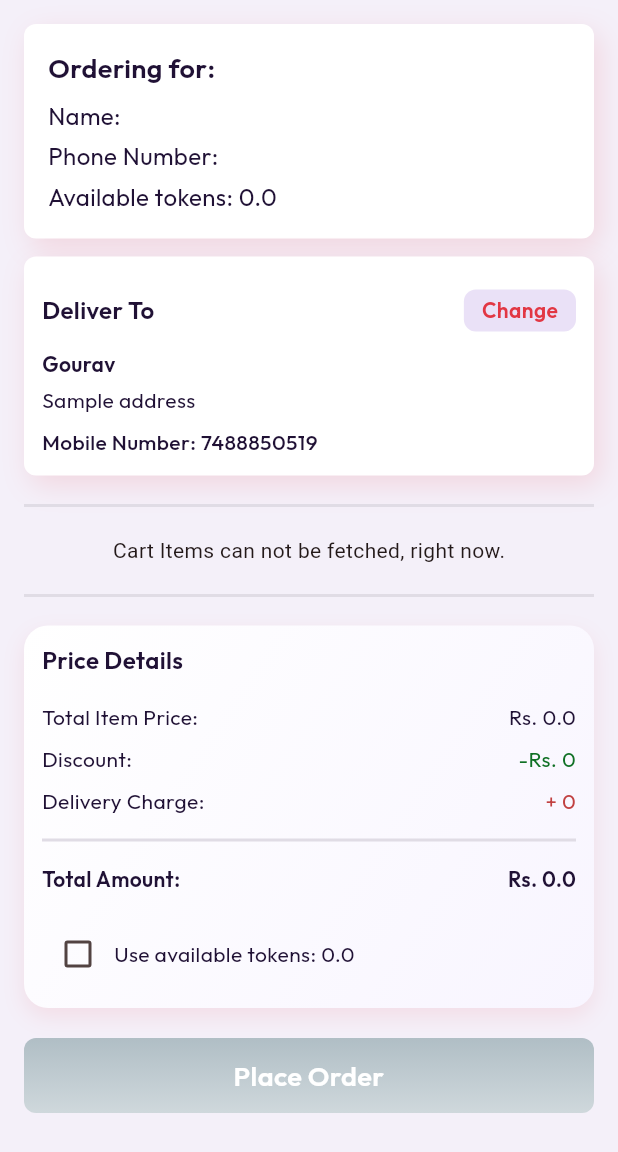
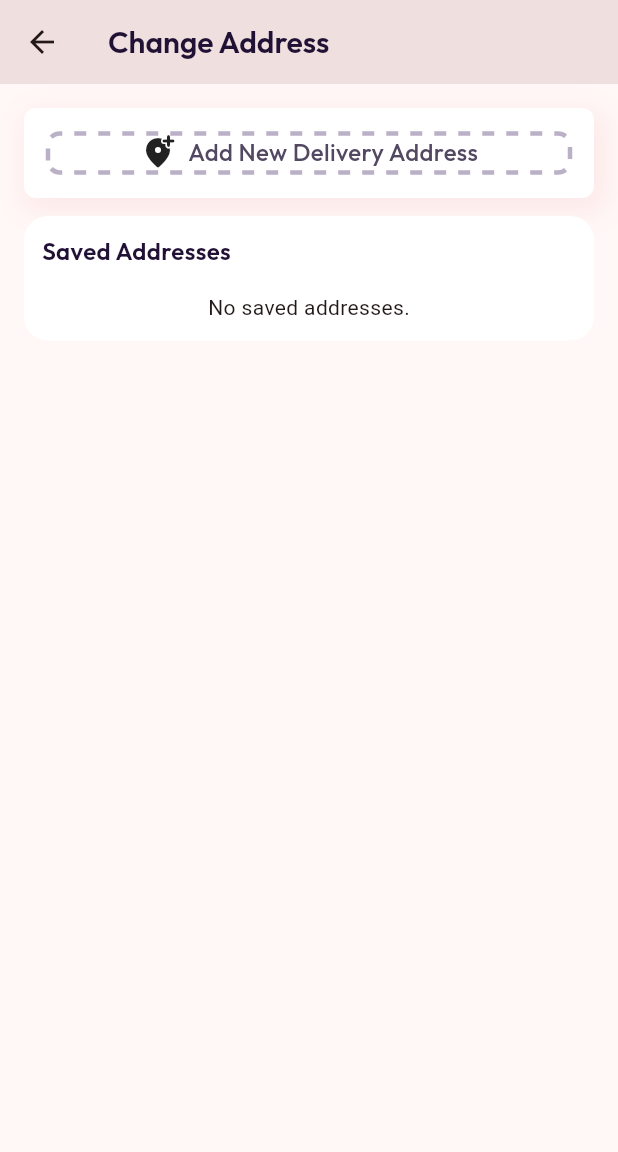
Before and after one commit to Gourav0029/The-Shawarma-Hub, a Flutter app: the Cart screen opened directly, after a tap on "Change", on a phone screen of 412 x 824 dp. Shown: the top 1152 px of the screen. Run offline on Flutter 3.47's test engine with Material 3 defaults, Android fonts, the phone set to English and light mode, and no system bars; drawn by our look-alikes of dotted_border; our stand-ins replace animated_splash_screen, badges, flutter_dotenv, geocoding, geolocator, get and 6 more; accounts and stored records are empty; statements that could not run were skipped.

Commit message:
change address page added and implemented in the cart

```diff
--- a/lib/main_app/cart.dart
+++ b/lib/main_app/cart.dart
@@ -9,6 +9,7 @@ import 'package:the_shawarma_hub/controller/cart_controller.dart';
 import 'package:the_shawarma_hub/helper/cart_db_helper.dart';
 import 'package:the_shawarma_hub/main_app/order_completion.dart';
 import 'package:the_shawarma_hub/model/cart_items_model.dart';
+import 'package:the_shawarma_hub/sidebar/change_address.dart';
 
 class Cart extends StatefulWidget {
   const Cart({super.key});
@@ -30,11 +31,24 @@ class _CartState extends State<Cart> {
   double totalPrice = 0.0;
   bool useTokens = false;
 
+  Map<String, dynamic>? _selectedAddress;
+
+  // Load the selected address from storage
+  void _loadSelectedAddress() {
+    var selectedAddress = storage.read('selectedAddress');
+
+    log(selectedAddress.toString());
+    setState(() {
+      _selectedAddress = selectedAddress;
+    });
+  }
+
   @override
   void initState() {
     super.initState();
     fetchCartItems();
     loadDetails();
+    _loadSelectedAddress();
   }
 
   void loadDetails() {
@@ -98,8 +112,33 @@ class _CartState extends State<Cart> {
     }
   }
 
+  // Function to show the popup
+  void _showDeliveryChargeInfo(BuildContext context) {
+    showDialog(
+      context: context,
+      builder: (BuildContext context) {
+        return AlertDialog(
+          title: const Text('Delivery Charges Information'),
+          content: const Text(
+            'Delivery charges will be applicable if the order is placed outside of the 3km radius of the store.',
+            style: TextStyle(fontSize: 14),
+          ),
+          actions: <Widget>[
+            TextButton(
+              onPressed: () {
+                Navigator.of(context).pop(); // Close the dialog
+              },
+              child: const Text('Close'),
+            ),
+          ],
+        );
+      },
+    );
+  }
+
   @override
   Widget build(BuildContext context) {
+    //final selectedAddress = storage.read('selectedAddress');
     double screenWidth = MediaQuery.of(context).size.width;
     //double screenHeight = MediaQuery.of(context).size.height;
     return Scaffold(
@@ -202,21 +241,10 @@ class _CartState extends State<Cart> {
                               const Spacer(),
                               InkWell(
                                 onTap: () async {
-                                  // Get.to(() => const ChangeAddress());
-                                  // Navigate to the change address page and await the result
-                                  // final newIndex = await Get.to<int>(
-                                  //     () => const ChangeAddress());
-                                  // if (newIndex != null &&
-                                  //     newIndex != selectedAddressIndex) {
-                                  //   // Update selected address index and trigger UI refresh
-                                  //   setState(() {
-                                  //     selectedAddressIndex = newIndex;
-                                  //     storage.write('selectedAddressIndex',
-                                  //         selectedAddressIndex);
-                                  //     refreshDeliveryAddress();
-                                  //   });
-                                  //   setState(() {});
-                                  // }
+                                  // Navigate to ChangeAddressPage
+                                  await Get.to(() => const ChangeAddressPage());
+                                  // After returning from ChangeAddressPage, reload the address
+                                  _loadSelectedAddress();
                                 },
                                 child: Container(
                                   padding:
@@ -239,7 +267,7 @@ class _CartState extends State<Cart> {
                           ),
                           const SizedBox(height: 12),
                           Text(
-                            'Gourav',
+                            _selectedAddress?['fullName'] ?? 'N/A',
                             style: GoogleFonts.outfit(
                               fontSize: 14,
                               color: const Color(0xFF201135),
@@ -248,7 +276,7 @@ class _CartState extends State<Cart> {
                           ),
                           const SizedBox(height: 4),
                           Text(
-                            'Sample address',
+                            '${_selectedAddress?['addressLine1']}, ${_selectedAddress?['addressLine2']}, ${_selectedAddress?['landmark'] ?? ''}, ${_selectedAddress?['city']} - ${_selectedAddress?['pincode']}',
                             style: GoogleFonts.outfit(
                               fontSize: 14,
                               color: const Color(0xFF201135),
@@ -257,7 +285,7 @@ class _CartState extends State<Cart> {
                           ),
                           const SizedBox(height: 8),
                           Text(
-                            'Mobile Number: 7488850519',
+                            _selectedAddress?['mobileNumber'] ?? 'N/A',
                             style: GoogleFonts.outfit(
                               fontSize: 14,
                               color: const Color(0xFF201135),
@@ -650,7 +678,7 @@ class _CartState extends State<Cart> {
                     const SizedBox(height: 8),
                     Row(
                       mainAxisAlignment: MainAxisAlignment.start,
-                      crossAxisAlignment: CrossAxisAlignment.start,
+                      crossAxisAlignment: CrossAxisAlignment.center,
                       children: [
                         Text(
                           'Delivery Charge:',
@@ -659,6 +687,18 @@ class _CartState extends State<Cart> {
                             color: const Color(0xFF201135),
                             fontWeight: FontWeight.w400,
                           ),
+                        ),
+                        IconButton(
+                          icon: const Icon(
+                            Icons.info_outline,
+                            //size: 14,
+                            color: Color(
+                                0xFFC14141), // Optional: Set the color of the icon
+                          ),
+                          onPressed: () {
+                            // Show the popup with the message
+                            _showDeliveryChargeInfo(context);
+                          },
                         ),
                         const Spacer(),
                         Text(
--- /dev/null
+++ b/lib/sidebar/change_address.dart
@@ -0,0 +1,260 @@
+import 'package:dotted_border/dotted_border.dart';
+import 'package:flutter/material.dart';
+import 'package:get/get.dart';
+import 'package:get_storage/get_storage.dart';
+import 'package:google_fonts/google_fonts.dart';
+import 'package:the_shawarma_hub/helper/address_db_helper.dart';
+import 'package:the_shawarma_hub/sidebar/add_address.dart';
+
+class ChangeAddressPage extends StatefulWidget {
+  const ChangeAddressPage({Key? key}) : super(key: key);
+
+  @override
+  ChangeAddressPageState createState() => ChangeAddressPageState();
+}
+
+class ChangeAddressPageState extends State<ChangeAddressPage> {
+  final storage = GetStorage();
+  List<Map<String, dynamic>> _addressList = [];
+  int? _selectedAddressId; // Tracks the selected address ID
+
+  @override
+  void initState() {
+    super.initState();
+    _loadAddresses();
+  }
+
+  Future<void> _loadAddresses() async {
+    String userId = storage.read('userId');
+    final addresses = await AddressDatabaseHelper().fetchAddresses(userId);
+    setState(() {
+      _addressList = addresses;
+      // Preselect the address if stored in GetStorage
+      _selectedAddressId = storage.read('selectedAddressId');
+    });
+  }
+
+  void _selectAddress(Map<String, dynamic> address) {
+    setState(() {
+      _selectedAddressId = address['id'];
+    });
+    // Save the selected address in local storage
+    storage.write('selectedAddress', address);
+    storage.write('selectedAddressId', address['id']);
+    Get.back(); // Navigate back to cart
+  }
+
+  // Get the icon based on address type (Home, Work, Others)
+  Map<String, IconData> iconPaths = {
+    'Home': Icons.home,
+    'Work': Icons.work_rounded,
+    'Others': Icons.add_to_photos_outlined,
+  };
+
+  @override
+  Widget build(BuildContext context) {
+    double screenWidth = MediaQuery.of(context).size.width;
+
+    return Scaffold(
+        appBar: AppBar(
+          elevation: 24,
+          title: Text(
+            'Change Address',
+            style: GoogleFonts.outfit(
+              fontSize: 20,
+              color: const Color(0xFF201135),
+              fontWeight: FontWeight.w600,
+            ),
+          ),
+        ),
+        body: SingleChildScrollView(
+          child: Padding(
+            padding: const EdgeInsets.all(16),
+            child: Column(
+              crossAxisAlignment: CrossAxisAlignment.start,
+              children: [
+                Container(
+                  width: screenWidth,
+                  padding: const EdgeInsets.all(12.0),
+                  decoration: BoxDecoration(
+                    color: Colors.white,
+                    borderRadius: BorderRadius.circular(8.0),
+                    boxShadow: [
+                      BoxShadow(
+                        color: const Color(0xFFE23744).withOpacity(0.08),
+                        spreadRadius: 4.0,
+                        blurRadius: 16.0,
+                        offset: const Offset(4, 6),
+                      ),
+                    ],
+                  ),
+                  child: Column(
+                    children: [
+                      InkWell(
+                        onTap: () async {
+                          final bool? result =
+                              await Get.to(() => const AddDeliveryAddress());
+                          if (result == true) {
+                            //_refreshDeliveryAddress(); // Refresh after adding a new address.
+                          }
+                        },
+                        child: DottedBorder(
+                          borderType: BorderType.RRect,
+                          borderPadding: const EdgeInsets.symmetric(
+                              vertical: 5.0, horizontal: 4.0),
+                          strokeWidth: 3,
+                          color: const Color(0xFFBAB1C7),
+                          dashPattern: const [8, 8, 8, 8],
+                          radius: const Radius.circular(8),
+                          padding: const EdgeInsets.all(6),
+                          child: ClipRRect(
+                            child: Row(
+                              mainAxisAlignment: MainAxisAlignment.center,
+                              children: [
+                                const Icon(
+                                  Icons.add_location_alt_rounded,
+                                ),
+                                const SizedBox(width: 8),
+                                Text(
+                                  'Add New Delivery Address',
+                                  style: GoogleFonts.outfit(
+                                    fontSize: 16,
+                                    color: const Color(0xFF524862),
+                                    fontWeight: FontWeight.w500,
+                                  ),
+                                ),
+                              ],
+                            ),
+                          ),
+                        ),
+                      ),
+                    ],
+                  ),
+                ),
+                const SizedBox(height: 12),
+                Container(
+                  width: screenWidth,
+                  padding: const EdgeInsets.all(12.0),
+                  decoration: BoxDecoration(
+                    color: Colors.white,
+                    borderRadius: BorderRadius.circular(16.0),
+                  ),
+                  child: Column(
+                    crossAxisAlignment: CrossAxisAlignment.start,
+                    children: [
+                      Text(
+                        'Saved Addresses',
+                        style: GoogleFonts.outfit(
+                          fontSize: 16,
+                          color: const Color(0xFF201135),
+                          fontWeight: FontWeight.w600,
+                        ),
+                      ),
+                      const SizedBox(height: 16),
+                      _addressList.isEmpty
+                          ? const Center(child: Text("No saved addresses."))
+                          : ListView.builder(
+                              itemCount: _addressList.length,
+                              shrinkWrap: true,
+                              physics: const NeverScrollableScrollPhysics(),
+                              itemBuilder: (context, index) {
+                                final address = _addressList[index];
+                                return Padding(
+                                  padding:
+                                      const EdgeInsets.fromLTRB(0, 12, 0, 12),
+                                  child: Container(
+                                    width: screenWidth,
+                                    decoration: BoxDecoration(
+                                      color: Colors.white,
+                                      borderRadius: BorderRadius.circular(12.0),
+                                      border: Border.all(
+                                        color: const Color(0xFFE0DCE5),
+                                        width: 1.0,
+                                      ),
+                                    ),
+                                    child: Column(
+                                      crossAxisAlignment:
+                                          CrossAxisAlignment.start,
+                                      children: [
+                                        SizedBox(
+                                          height: 24.0,
+                                          child: Row(
+                                            mainAxisAlignment:
+                                                MainAxisAlignment.spaceBetween,
+                                            children: [
+                                              Container(
+                                                height: 24.0,
+                                                padding:
+                                                    const EdgeInsets.fromLTRB(
+                                                        8.0, 4.0, 8.0, 4.0),
+                                                decoration: const BoxDecoration(
+                                                  color: Color(0xFFE23744),
+                                                  borderRadius:
+                                                      BorderRadius.only(
+                                                    topLeft:
+                                                        Radius.circular(12.0),
+                                                    bottomRight:
+                                                        Radius.circular(12.0),
+                                                  ),
+                                                ),
+                                                child: Row(
+                                                  children: [
+                                                    Icon(
+                                                      iconPaths[address[
+                                                              'addressType']] ??
+                                                          Icons.error,
+                                                      size: 18,
+                                                      color: const Color(
+                                                          0xFFFFFFFF),
+                                                    ),
+                                                    const SizedBox(width: 4),
+                                                    Text(
+                                                      address['addressType'] ??
+                                                          'Home',
+                                                      style: GoogleFonts.outfit(
+                                                        fontSize: 14,
+                                                        color: const Color(
+                                                            0xFFFFFFFF),
+                                                        fontWeight:
+                                                            FontWeight.w600,
+                                                      ),
+                                                    ),
+                                                  ],
+                                                ),
+                                              ),
+                                              Radio<int>(
+                                                value: address['id'],
+                                                groupValue: _selectedAddressId,
+                                                onChanged: (value) =>
+                                                    _selectAddress(address),
+                                              ),
+                                            ],
+                                          ),
+                                        ),
+                                        const SizedBox(height: 12),
+                                        Padding(
+                                          padding: const EdgeInsets.all(8.0),
+                                          child: Text(
+                                            '${address['fullName']}, ${address['addressLine1']}',
+                                            style: GoogleFonts.outfit(
+                                              fontSize: 12,
+                                              color: const Color(0xFF201135),
+                                              fontWeight: FontWeight.w500,
+                                            ),
+                                          ),
+                                        ),
+                                      ],
+                                    ),
+                                  ),
+                                );
+                              },
+                            ),
+                    ],
+                  ),
+                )
+              ],
+            ),
+          ),
+        ));
+  }
+}
```
